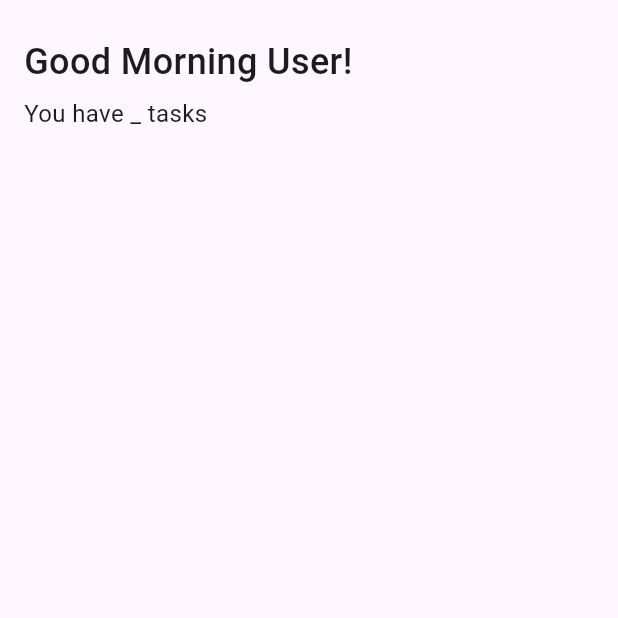
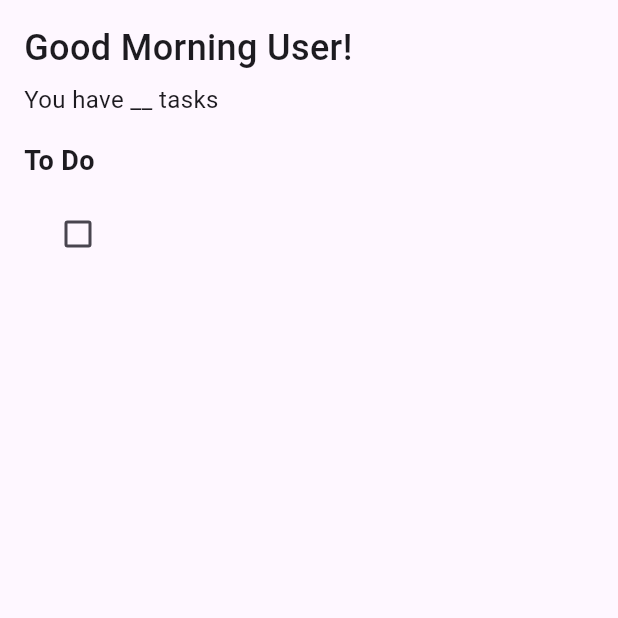
Before and after one commit to 0xawasthi/TODOapp, a Flutter app: the screen it shows after launch, on a phone screen of 412 x 824 dp, the top half of it. Run offline on Flutter 3.47's test engine with Material 3 defaults, Android fonts, the phone set to English and light mode, and no system bars.

```diff
--- a/lib/homepage.dart
+++ b/lib/homepage.dart
@@ -1,4 +1,6 @@
 import 'package:flutter/material.dart';
+import 'package:flutter/services.dart';
+import 'package:todo/todo_tile.dart';
 
 class HomePage extends StatefulWidget {
   const HomePage({super.key});
@@ -8,15 +10,32 @@ class HomePage extends StatefulWidget {
 }
 
 class _HomePageState extends State<HomePage> {
+  List toDoList = [
+    ['make todo app', false],
+  ];
+
+  // checkBox change
+  void checkBoxChanged(value, index) {
+    setState(() {
+      toDoList[index][1] = !toDoList[index][1];
+    });
+  }
+
   @override
   Widget build(BuildContext context) {
     final h = MediaQuery.of(context).size.height;
     final w = MediaQuery.of(context).size.width;
-    return Scaffold(
+    return SafeArea(
+      child: AnnotatedRegion(
+        value: SystemUiOverlayStyle(
+          statusBarColor: Colors.white,
+          statusBarIconBrightness: Brightness.dark,
+        ),
+        child: Scaffold(
           body: Container(
             height: h,
             width: w,
-        margin: EdgeInsets.symmetric(vertical: 24, horizontal: 16),
+            margin: EdgeInsets.symmetric(vertical: 15, horizontal: 16),
             child: Column(
               crossAxisAlignment: CrossAxisAlignment.start,
               children: [
@@ -26,10 +45,28 @@ class _HomePageState extends State<HomePage> {
                 ),
                 SizedBox(height: 6),
                 Text(
-              "You have _ tasks",
+                  "You have __ tasks",
                   style: TextStyle(fontSize: 16, fontWeight: FontWeight.w400),
                 ),
+                SizedBox(height: 16),
+                Text(
+                  "To Do",
+                  style: TextStyle(fontSize: 18, fontWeight: FontWeight.w600),
+                ),
+                Expanded(
+                  child: ListView.builder(
+                    itemCount: toDoList.length,
+                    itemBuilder: (BuildContext context, int index) {
+                      return ToDoTile(
+                        taskCompleted: toDoList[index][1],
+                        onChanged: (value) => checkBoxChanged(value, index),
+                      );
+                    },
+                  ),
+                ),
               ],
+            ),
+          ),
         ),
       ),
     );
--- /dev/null
+++ b/lib/todo_tile.dart
@@ -0,0 +1,30 @@
+import 'package:flutter/material.dart';
+
+class ToDoTile extends StatelessWidget {
+  final bool taskCompleted;
+  Function(bool?)? onChanged;
+  ToDoTile({super.key, required this.taskCompleted, required this.onChanged});
+
+  @override
+  Widget build(BuildContext context) {
+    return Container(
+      padding: EdgeInsets.all(12),
+      decoration: BoxDecoration(
+        // color: Colors.red,
+        borderRadius: BorderRadius.circular(12),
+      ),
+      child: Container(
+        child: Row(
+          children: [
+            Checkbox(
+              value: taskCompleted,
+              onChanged: onChanged,
+              activeColor: Colors.white,
+              checkColor: Colors.green,
+            ),
+          ],
+        ),
+      ),
+    );
+  }
+}
```
Lines whose indentation alone changed are shown as unchanged.
